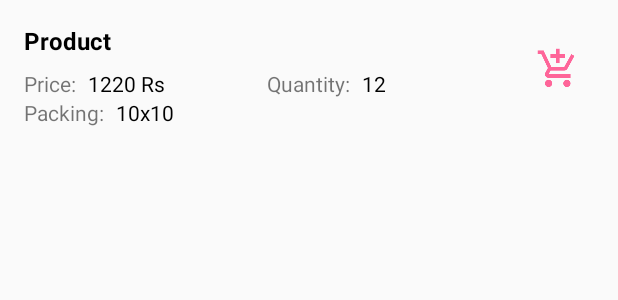
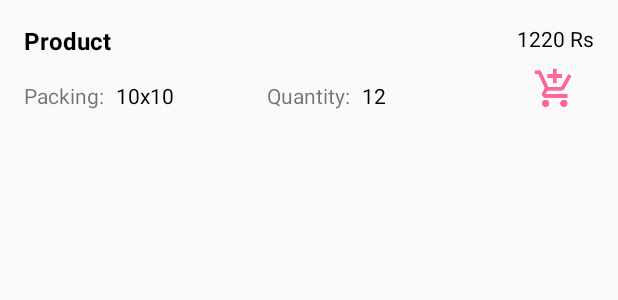
Before and after one commit to honey-hoper/Med-Order, an Android app: the layout product_list_item.xml on its own in the app's theme, with its tools: preview values and no code run, on a phone screen of 412 x 824 dp. Shown: the top 300 px of the screen. Run offline under Robolectric (Android 15) with nearby library versions, the phone set to English and light mode, and no system bars.

Commit message:
adjusted product list layout

```diff
--- a/app/src/main/res/layout/product_list_item.xml
+++ b/app/src/main/res/layout/product_list_item.xml
@@ -16,31 +16,14 @@
         android:id="@+id/pli_product_name"
         android:layout_width="225dp"
         android:layout_height="wrap_content"
-        android:layout_marginBottom="8dp"
+        android:layout_marginBottom="16dp"
         android:theme="@style/TextLarge"
         android:textColor="#000"
         android:maxLines="1"
         android:ellipsize="end"
         tools:text="Product"/>
 
-    <TextView
-        android:id="@+id/pli_price_label"
-        android:layout_width="wrap_content"
-        android:layout_height="wrap_content"
-        android:layout_marginEnd="8dp"
-        android:layout_below="@id/pli_product_name"
-        android:theme="@style/TextNormal"
-        android:text="@string/price"/>
 
-    <TextView
-        android:id="@+id/pli_product_price"
-        android:layout_width="wrap_content"
-        android:layout_height="wrap_content"
-        android:layout_below="@id/pli_product_name"
-        android:layout_toEndOf="@id/pli_price_label"
-        android:theme="@style/TextNormal"
-        android:textColor="#000"
-        tools:text="1220 Rs"/>
 
     <TextView
         android:id="@+id/pli_quantity_label"
@@ -66,7 +49,7 @@
         android:id="@+id/pli_packing_label"
         android:layout_width="wrap_content"
         android:layout_height="wrap_content"
-        android:layout_below="@id/pli_price_label"
+        android:layout_below="@id/pli_product_name"
         android:layout_marginEnd="8dp"
         android:theme="@style/TextNormal"
         android:text="@string/packing"/>
@@ -75,20 +58,40 @@
         android:id="@+id/pli_product_packing"
         android:layout_width="wrap_content"
         android:layout_height="wrap_content"
+        android:layout_below="@id/pli_product_name"
         android:layout_toEndOf="@id/pli_packing_label"
-        android:layout_below="@id/pli_price_label"
         android:theme="@style/TextNormal"
         android:textColor="#000"
         tools:text="10x10"/>
 
-    <ImageButton
-        android:id="@+id/pli_image_btn"
+
+
+    <LinearLayout
         android:layout_width="wrap_content"
         android:layout_height="wrap_content"
-        android:layout_alignParentEnd="true"
-        android:layout_centerVertical="true"
-        android:padding="8dp"
-        android:src="@drawable/cart_pink"
-        android:background="@null"/>
+        android:orientation="vertical"
+        android:layout_alignParentEnd="true">
+
+
+        <TextView
+            android:id="@+id/pli_product_price"
+            android:layout_width="wrap_content"
+            android:layout_height="wrap_content"
+            android:layout_gravity="center"
+            android:theme="@style/TextNormal"
+            android:textColor="#000"
+            tools:text="1220 Rs"/>
+
+        <ImageButton
+            android:id="@+id/pli_image_btn"
+            android:layout_width="wrap_content"
+            android:layout_height="wrap_content"
+            android:layout_gravity="center"
+            android:padding="8dp"
+            android:src="@drawable/cart_pink"
+            android:background="@null"/>
+
+
+    </LinearLayout>
 
 </RelativeLayout>
```
